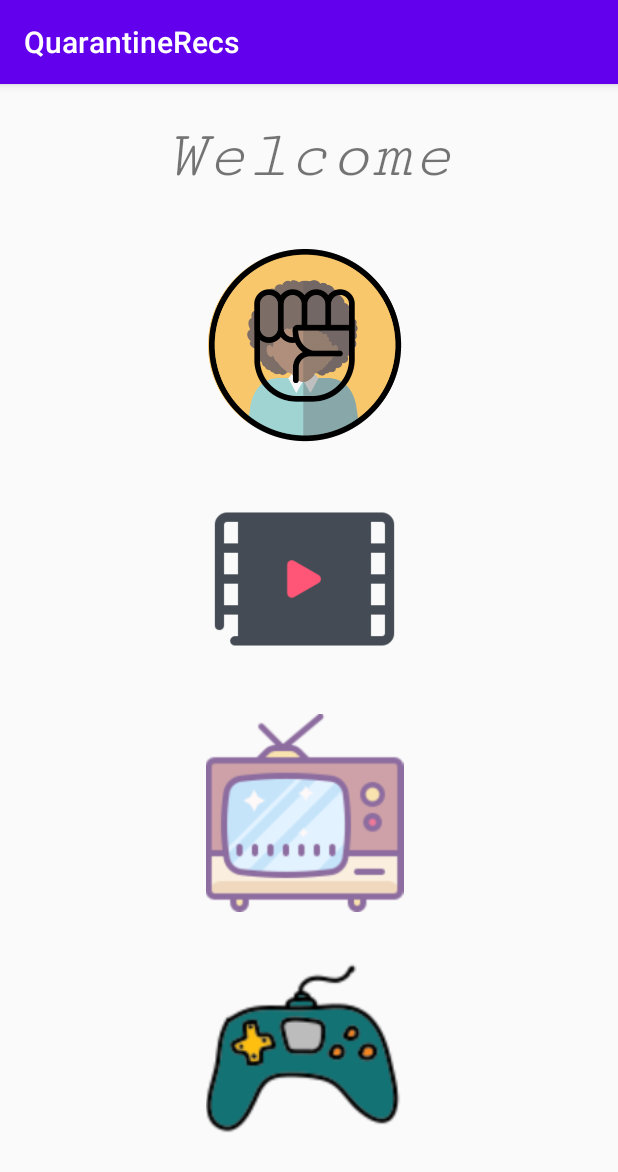
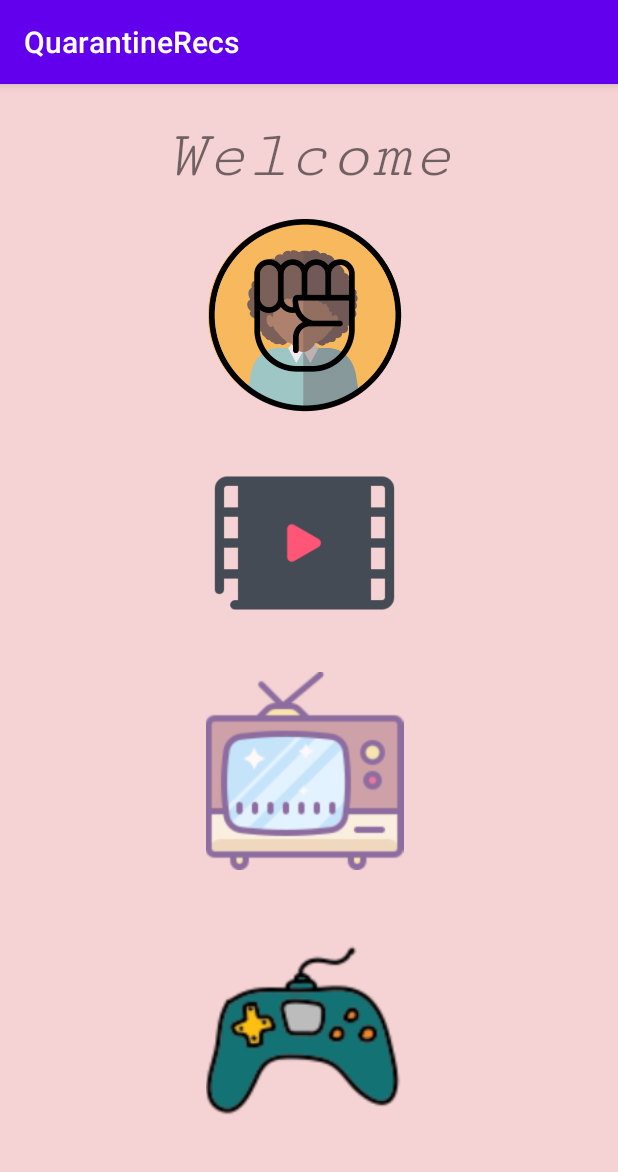
Before and after one commit to Mookie299/QuarantineRecs, an Android app: the screen it shows after launch (MainActivity), on a phone screen of 412 x 824 dp. Shown: the top 1172 px of the screen. Run offline under Robolectric (Android 15) with nearby library versions, the phone set to English and light mode, and no system bars.

Commit message:
merging 3

```diff
--- a/QurantineRecs/app/src/main/java/com/example/quarantinerecs/MainActivity.java
+++ b/QurantineRecs/app/src/main/java/com/example/quarantinerecs/MainActivity.java
@@ -2,7 +2,9 @@ package com.example.quarantinerecs;
 
 import androidx.appcompat.app.AppCompatActivity;
 
+import android.content.Intent;
 import android.os.Bundle;
+import android.view.View;
 import android.widget.Button;
 import android.widget.ImageView;
 import android.widget.TextView;
@@ -19,12 +21,22 @@ public class MainActivity extends AppCompatActivity {
         setContentView(R.layout.activity_main);
 
         img = findViewById(R.id.blackLives);
-
         img = findViewById(R.id.movies);
         img = findViewById(R.id.tvShows);
         img = findViewById(R.id.games);
 
-
+        img.setOnClickListener(new View.OnClickListener() {
+            @Override
+            public void onClick(View v) {
+               // goToMovies();
+            }
+        });
 
     }
+
+    public void gotToMovies(){
+        Intent i = new Intent(this, Movies.class);
+        startActivity(i);
+    }
+
 }
--- a/QurantineRecs/app/src/main/java/com/example/quarantinerecs/Movies.java
+++ b/QurantineRecs/app/src/main/java/com/example/quarantinerecs/Movies.java
@@ -1,4 +1,8 @@
 package com.example.quarantinerecs;
 
-public class Movies {
+import androidx.appcompat.app.AppCompatActivity;
+
+public class Movies extends AppCompatActivity {
+
+
 }
--- a/QurantineRecs/app/src/main/res/layout/activity_main.xml
+++ b/QurantineRecs/app/src/main/res/layout/activity_main.xml
@@ -4,6 +4,7 @@
     xmlns:tools="http://schemas.android.com/tools"
     android:layout_width="match_parent"
     android:layout_height="match_parent"
+    android:background="#f5d2d3"
     tools:context=".MainActivity">
 
     <TextView
@@ -26,10 +27,10 @@
         android:layout_width="246dp"
         android:layout_height="132dp"
         android:layout_marginStart="80dp"
-        android:layout_marginTop="108dp"
+        android:layout_marginTop="88dp"
         android:foregroundGravity="center"
-        android:src="@drawable/blmResources"
         android:onClick="onClick"
+        android:src="@drawable/black_resources"
         app:layout_constraintStart_toStartOf="parent"
         app:layout_constraintTop_toTopOf="parent" />
 
@@ -38,10 +39,10 @@
         android:layout_width="246dp"
         android:layout_height="132dp"
         android:layout_marginStart="80dp"
-        android:layout_marginTop="264dp"
+        android:layout_marginTop="240dp"
         android:foregroundGravity="center"
+        android:onClick="onClick"
         android:src="@drawable/movies"
-        android:onClick="onClick"
         app:layout_constraintStart_toStartOf="parent"
         app:layout_constraintTop_toTopOf="parent" />
 
@@ -50,10 +51,10 @@
         android:layout_width="246dp"
         android:layout_height="132dp"
         android:layout_marginStart="80dp"
-        android:layout_marginTop="420dp"
+        android:layout_marginTop="392dp"
         android:foregroundGravity="center"
+        android:onClick="onClick"
         android:src="@drawable/tvshows"
-        android:onClick="onClick"
         app:layout_constraintStart_toStartOf="parent"
         app:layout_constraintTop_toTopOf="parent" />
 
@@ -62,11 +63,12 @@
         android:layout_width="246dp"
         android:layout_height="132dp"
         android:layout_marginStart="80dp"
-        android:layout_marginTop="580dp"
+        android:layout_marginTop="568dp"
         android:foregroundGravity="center"
+        android:onClick="onClick"
         android:src="@drawable/games"
-        android:onClick="onClick"
         app:layout_constraintStart_toStartOf="parent"
         app:layout_constraintTop_toTopOf="parent" />
 
+
 </androidx.constraintlayout.widget.ConstraintLayout>
```
Also changed, not shown: QurantineRecs/app/src/main/res/drawable/black_resources.png (renamed from QurantineRecs/app/src/main/res/drawable/blmResources.png).
